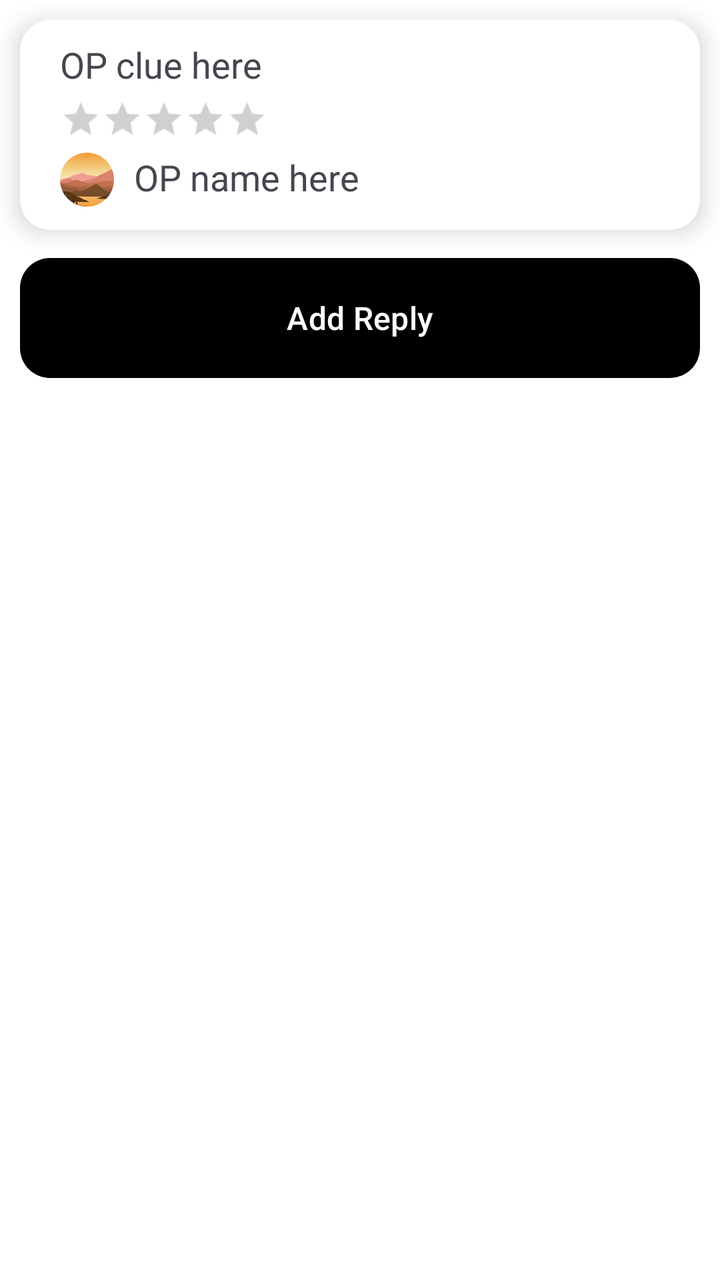
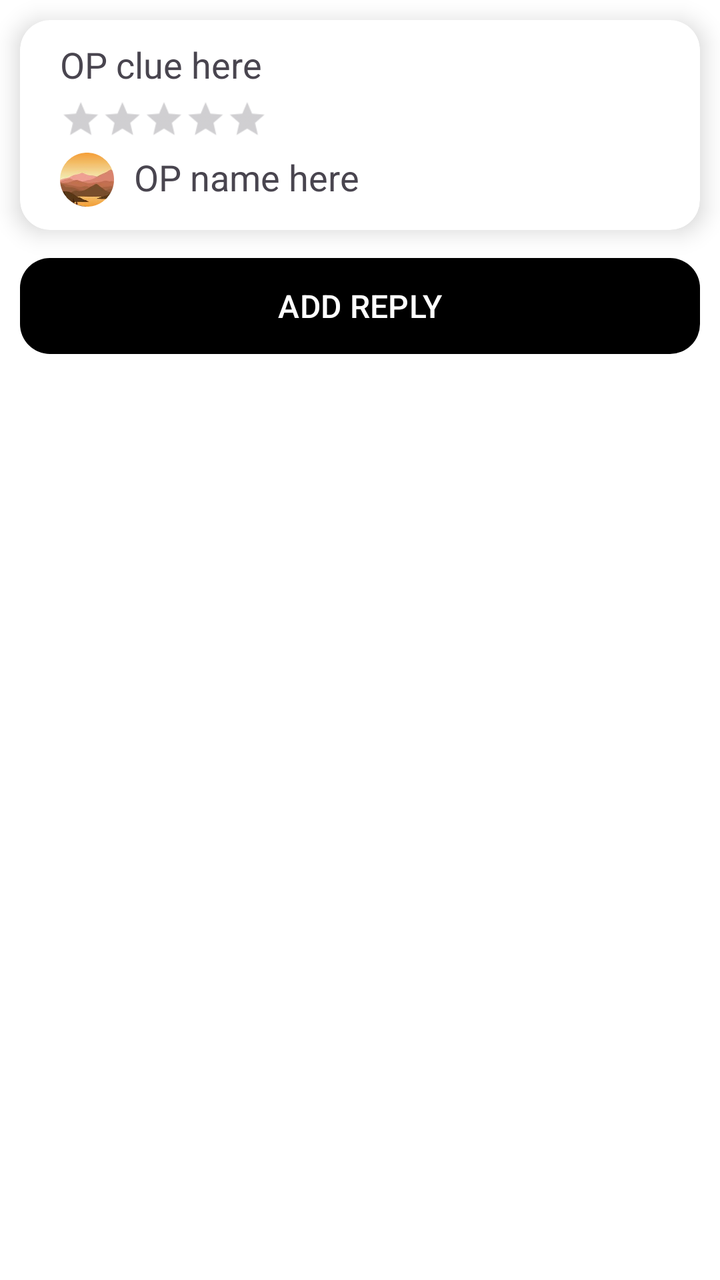

Two renders of the same Android screen: before a commit and after it. Below are the layout's source before the change and the commit's diff.
<!-- AndroidManifest.xml: application theme Theme.TheApp -->
<!-- res/layout/fragment_post.xml -->
<?xml version="1.0" encoding="utf-8"?>
<androidx.coordinatorlayout.widget.CoordinatorLayout
    xmlns:android="http://schemas.android.com/apk/res/android"
    xmlns:app="http://schemas.android.com/apk/res-auto"
    xmlns:tools="http://schemas.android.com/tools"
    android:layout_width="match_parent"
    android:layout_height="match_parent"
    tools:context=".PostFragment">

    <LinearLayout
        android:layout_width="match_parent"
        android:layout_height="wrap_content"
        android:orientation="vertical">

        <androidx.cardview.widget.CardView
            android:layout_width="match_parent"
            android:layout_height="105dp"
            app:cardCornerRadius="15dp"
            android:layout_margin="10dp"
            android:layout_marginBottom="4dp"
            app:cardElevation="7dp">

            <RelativeLayout
                android:layout_width="match_parent"
                android:layout_height="match_parent"
                android:orientation="vertical">

                <TextView
                    android:id="@+id/originalPostClue"
                    android:layout_width="wrap_content"
                    android:layout_height="wrap_content"
                    android:textSize="18sp"
                    android:text="@string/default_op_clue"
                    android:layout_marginStart="20dp"
                    android:layout_marginEnd="20dp"
                    android:layout_marginTop="10dp"
                    android:maxLines="1"/>



















                <RatingBar
                    android:id="@+id/originalPostRating"
                    android:layout_width="wrap_content"
                    android:layout_height="wrap_content"
                    android:layout_below="@id/originalPostClue"
                    android:layout_marginStart="20dp"
                    android:layout_marginTop="5dp"
                    style="?android:attr/ratingBarStyleSmall"
                    android:scaleX="1.3"
                    android:scaleY="1.3"
                    android:transformPivotX="0dp"
                    android:transformPivotY="0dp"
                    android:stepSize="0.5"
                    android:isIndicator="true"/>

                <ImageView
                    android:id="@+id/OPPFP"
                    android:layout_width="27dp"
                    android:layout_height="27dp"
                    android:layout_marginTop="11dp"
                    android:layout_below="@id/originalPostRating"
                    android:layout_marginStart="20dp"
                    android:src="@drawable/ic_profile"/>

                <TextView
                    android:id="@+id/originalPostOP"
                    android:layout_below="@id/originalPostRating"
                    android:layout_toEndOf="@id/OPPFP"
                    android:layout_width="match_parent"
                    android:layout_height="wrap_content"
                    android:textSize="18sp"
                    android:text="@string/default_op_name"
                    android:layout_marginTop="11dp"
                    android:layout_marginStart="10dp"
                    android:layout_marginEnd="50dp"/>

                
                
                
                
                
                
                
                
                

                
                
                
                
                
                
                
                
                

            </RelativeLayout>

        </androidx.cardview.widget.CardView>

        <Button
            android:id="@+id/addReply"
            android:background="@drawable/button_bg"
            android:layout_width="match_parent"
            android:layout_height="60dp"
            android:layout_marginHorizontal="10dp"
            android:layout_marginTop="4dp"
            android:text="@string/write_a_reply"
            android:textSize="16sp"/>


        <androidx.recyclerview.widget.RecyclerView
            android:id="@+id/replyRecyclerView"
            android:layout_width="match_parent"
            android:layout_height="wrap_content"
            android:layout_marginTop="16dp"
            android:layout_marginStart="10dp"
            android:layout_marginEnd="10dp"
            android:clipToPadding="false"
            app:layout_behavior="@string/appbar_scrolling_view_behavior"/>

    </LinearLayout>

</androidx.coordinatorlayout.widget.CoordinatorLayout>
<!-- resources referenced by this layout -->
<resources>
  <!-- drawable button_bg (drawable) -->
  <?xml version="1.0" encoding="utf-8"?>
  <shape xmlns:android="http://schemas.android.com/apk/res/android"
      android:shape="rectangle">
  
      <solid
          android:color="@color/white"/>
  
      <corners
          android:radius="15dp"/>
  
  </shape>
  <!-- drawable ic_profile (drawable) -->
  <?xml version="1.0" encoding="utf-8"?>
  <bitmap xmlns:android="http://schemas.android.com/apk/res/android"
      android:src="@drawable/cropped_circle_image"
      android:gravity="center">
  
  </bitmap>
  <string name="default_op_clue">OP clue here</string>
  <string name="default_op_name">OP name here</string>
  <string name="write_a_reply">Add Reply</string>
  <style name="Theme.TheApp" parent="Base.Theme.TheApp">
          
          <item name="android:navigationBarColor">@android:color/transparent</item>
          <item name="android:statusBarColor">@android:color/transparent</item>
          <item name="android:windowLightStatusBar">?attr/isLightTheme</item>
      </style>
  <color name="white">#FFFFFF</color>
  <!-- drawable cropped_circle_image: png bitmap (drawable, 21187 bytes) -->
  <style name="Base.Theme.TheApp" parent="Theme.Material3.DayNight.NoActionBar">
          
          
          <item name="colorSurface">@color/nav_view</item>
          <item name="colorOnBackground">@color/nav_view</item>
          <item name="android:colorBackground">@color/nav_view</item>
          <item name="colorPrimary">@color/primary</item>
          <item name="colorOnPrimary">@color/on_primary</item>
      </style>
  <color name="nav_view">#FFFFFF</color>
  <color name="primary">#000000</color>
  <color name="on_primary">#FFFFFF</color>
</resources>

<!-- the commit's change to res/layout/fragment_post.xml (unified diff, before → after) -->
@@ -118,7 +118,7 @@
             android:id="@+id/addReply"
             android:background="@drawable/button_bg"
             android:layout_width="match_parent"
-            android:layout_height="60dp"
+            android:layout_height="48dp"
             android:layout_marginHorizontal="10dp"
             android:layout_marginTop="4dp"
             android:text="@string/write_a_reply"
<!-- resource entries referenced after the edit -->
@@ -21,7 +21,7 @@
   </bitmap>
   <string name="default_op_clue">OP clue here</string>
   <string name="default_op_name">OP name here</string>
-  <string name="write_a_reply">Add Reply</string>
+  <string name="write_a_reply">ADD REPLY</string>
   <style name="Theme.TheApp" parent="Base.Theme.TheApp">
           
           <item name="android:navigationBarColor">@android:color/transparent</item>
